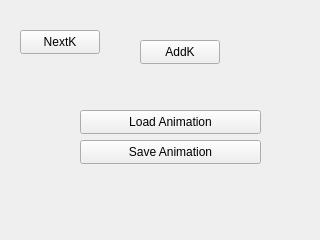
This is GUI/animatorPanel.ui in cordafab/Cagelab as Qt 5 draws it before an edit. The edited form follows.
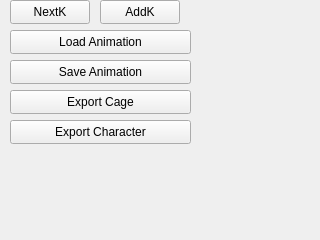
This is the edited form.

Commit message: Char and Cage Keyframes export completed

Diff of the .ui file:
```diff
--- a/GUI/animatorPanel.ui
+++ b/GUI/animatorPanel.ui
@@ -17,8 +17,8 @@
    <widget class="QPushButton" name="IterateKeyframe">
     <property name="geometry">
      <rect>
-      <x>20</x>
-      <y>30</y>
+      <x>10</x>
+      <y>0</y>
       <width>80</width>
       <height>24</height>
      </rect>
@@ -30,8 +30,8 @@
    <widget class="QPushButton" name="addKeyframe">
     <property name="geometry">
      <rect>
-      <x>140</x>
-      <y>40</y>
+      <x>100</x>
+      <y>0</y>
       <width>80</width>
       <height>24</height>
      </rect>
@@ -43,8 +43,8 @@
    <widget class="QPushButton" name="saveAnimation">
     <property name="geometry">
      <rect>
-      <x>80</x>
-      <y>140</y>
+      <x>10</x>
+      <y>60</y>
       <width>181</width>
       <height>24</height>
      </rect>
@@ -56,8 +56,8 @@
    <widget class="QPushButton" name="loadAnimation">
     <property name="geometry">
      <rect>
-      <x>80</x>
-      <y>110</y>
+      <x>10</x>
+      <y>30</y>
       <width>181</width>
       <height>24</height>
      </rect>
@@ -66,6 +66,32 @@
      <string>Load Animation</string>
     </property>
    </widget>
+   <widget class="QPushButton" name="exportCagesKframes">
+    <property name="geometry">
+     <rect>
+      <x>10</x>
+      <y>90</y>
+      <width>181</width>
+      <height>24</height>
+     </rect>
+    </property>
+    <property name="text">
+     <string>Export Cage</string>
+    </property>
+   </widget>
+   <widget class="QPushButton" name="exportCharKframes">
+    <property name="geometry">
+     <rect>
+      <x>10</x>
+      <y>120</y>
+      <width>181</width>
+      <height>24</height>
+     </rect>
+    </property>
+    <property name="text">
+     <string>Export Character</string>
+    </property>
+   </widget>
   </widget>
  </widget>
  <resources/>
```
The commit also changes 5 other files.
